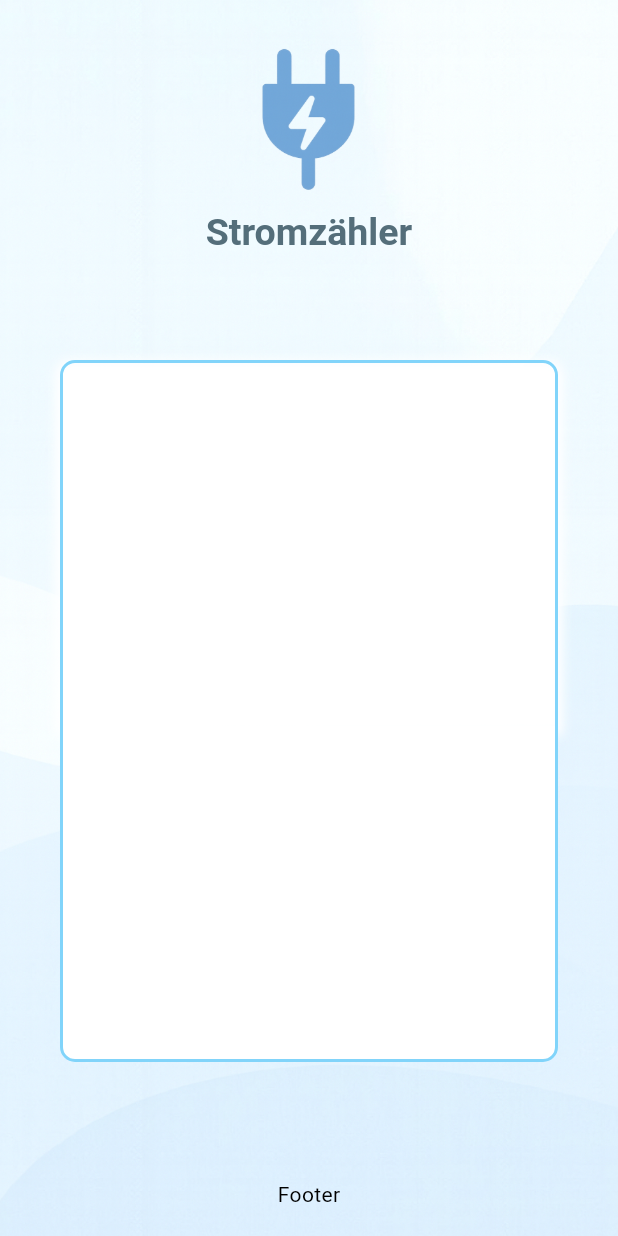
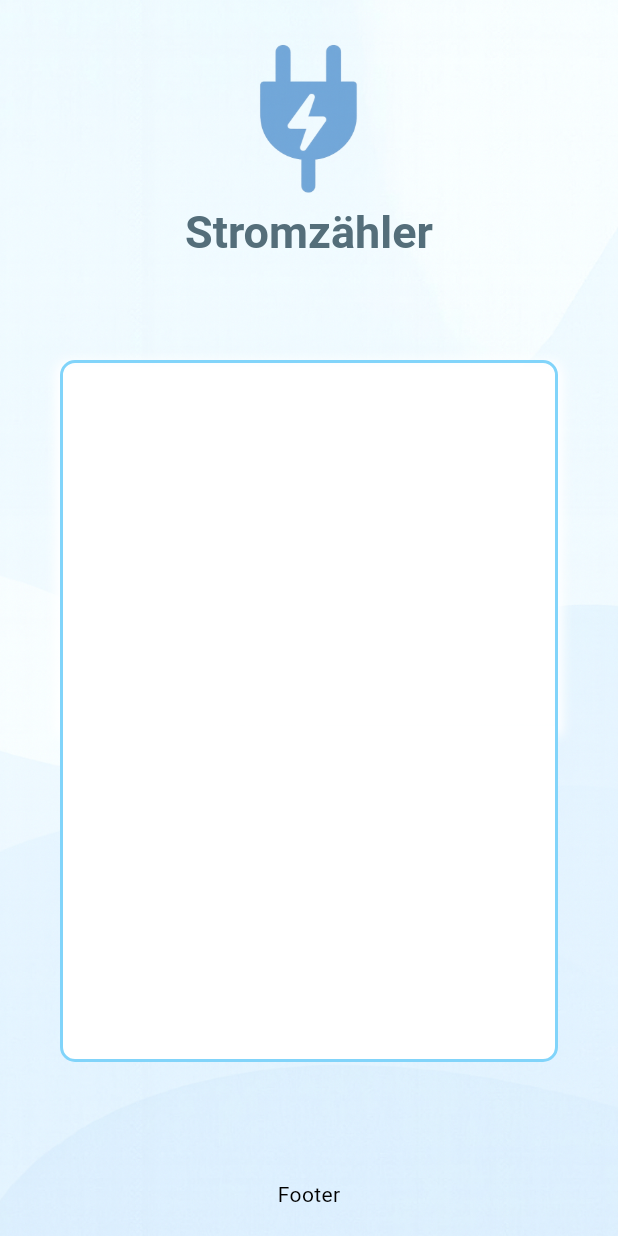
Before and after one commit to Tobias-Kroll/stromzaehler_app, a Flutter app: the screen it shows after launch, on a phone screen of 412 x 824 dp. Run offline on Flutter 3.47's test engine with Material 3 defaults, Android fonts, the phone set to English and light mode, and no system bars.

Commit message:
Feinschliff im Layout + bessere Übersicht

```diff
--- a/lib/main.dart
+++ b/lib/main.dart
@@ -20,11 +20,7 @@ class MyApp extends StatelessWidget {
   @override
   Widget build(BuildContext context) {
     return MaterialApp(
-      //theme: ThemeData(
-        //colorScheme: ColorScheme.fromSeed(seedColor: Colors.white,
-          //brightness: Brightness.light,
-        //)
-      //),
+      debugShowCheckedModeBanner: false,
       home : const MyHomePage(),
     );
   }
@@ -50,58 +46,72 @@ class _MyHomePageState extends State<MyHomePage> {
   @override
   Widget build(BuildContext context) {
     return Container(
+//-------------------------------------
+//  4.1) feste Dekoration
       decoration: const BoxDecoration(
         image: DecorationImage(
           image: AssetImage('assets/images/Background.png'),
           fit: BoxFit.cover,
         ),
       ),
+//-------------------------------------
 
       child: Scaffold(
         backgroundColor: Colors.transparent,
+
+//-------------------------------------
+//  4.2) Scaffold Appbar
         appBar: AppBar(
           centerTitle: true,
           backgroundColor: Colors.transparent,
           elevation: 0,
           toolbarHeight: 200,
-            title: Column(
+
+//-----------------------------------------------
+//    4.2.1) Spalte in Appbar
+          title: Column(
               mainAxisSize: MainAxisSize.min, // nicht die ganze Höhe füllen
-              children: [
 
+            children: [
+//---------------------------------------------------
+//    4.2.1.1) Children Bild -> in Appbar Column
                Image.asset(
                       'assets/images/AppBarImage.png',
-                      height: 100, // kleiner als 100, passt besser in die AppBar
-                      width: 100,
-
+                      height: 105,
+                      width: 105,
                ),
-                SizedBox(height: 10),
+                SizedBox(height: 5),
+//---------------------
+//    4.2.1.2) Children Text -> in Appbar
                 const Text('Stromzähler',
-                            style: TextStyle(fontSize: 25,
+                            style: TextStyle(fontSize: 30,
                                              fontWeight: FontWeight.bold,
                                              color: Color(0xFF546E7A),
                                   ),
-
                 ),
-
               ],
             ),
-
+//-----------------------------------------------------
         ),
+//-----------------------------------------------------
+//----------------------------------------------------
+//   4.3) Scaffold body
         body: Center(
-
-
-            child: Container(
+//----------------------------------------------------
+//   4.3.1) gesamter Body Container
+          child: Container(
               width: double.infinity, // volle Breite
               height: double.infinity, // volle Höhe
               color: Colors.transparent,
               margin: EdgeInsets.symmetric(horizontal: 20.0, vertical: 20),
-
+//----------------------------------------------------
+//    4.3.1.1 genutze Spalte im Body Conatiner
               child: Column(
-
                 children: [
+//-----------------------------------------------------
+//    4.3.1.1.1 erstes Children in Spalte der genutzen Spalte im Conatiner
                   Expanded(
                   child: Container(
-
                     margin: EdgeInsets.only(top: 20, left: 20, right: 20),
                 decoration:  BoxDecoration(
                   color: Colors.transparent,
@@ -114,8 +124,6 @@ class _MyHomePageState extends State<MyHomePage> {
                     topLeft: Radius.circular(10),
                     topRight: Radius.circular(10),
                   ),
-
-
                   boxShadow: [
                     BoxShadow(
                         color: Colors.white,
@@ -127,11 +135,11 @@ class _MyHomePageState extends State<MyHomePage> {
                 ),
                   ),
                   ),
-
+//-----------------------------------------------------
+//     4.3.1.1.2 zweites Children in Spalte der genutzen Spalte im Conatiner
                   Expanded(
                   child: Container(
                     margin: EdgeInsets.only(bottom: 40, left: 20, right: 20),
-
                     decoration: BoxDecoration(
                       color: Colors.white,
                       border: Border(
@@ -148,28 +156,32 @@ class _MyHomePageState extends State<MyHomePage> {
                         BoxShadow(
                             color: Colors.transparent,
                             spreadRadius: 3,
-                            blurRadius: 5,       // optional: macht die Kante weicher
-                            offset: Offset(0, 3) // optional: verschiebt den Schatten
+                            blurRadius: 5,
+                            offset: Offset(0, 3)
                         ),
                       ],
                     ),
                   ),
                   ),
-
                 ],
-              ),// same as Colors.blue[500] or Colors.blue.shade500
+              ),
             ),
-
         ),
-
-        // <-- echter Footer
+//--------------------------------------------------------
+//  4.4) Footer
         bottomNavigationBar: Container(
           height: 56,
           color: Colors.transparent,
           alignment: Alignment.center,
           child: const Text('Footer', style: TextStyle(color: Colors.black)),
         ),
-
-      ), );
+      ),
+    );
   }
+//---------------------------------------------------------
+// 4.5) Möglichkeit für Actionbar
+//
+//
+//----------------------------------------------------------
 }
+//----------------------------------------------------------
```
Also changed, not shown: 1 other file.
